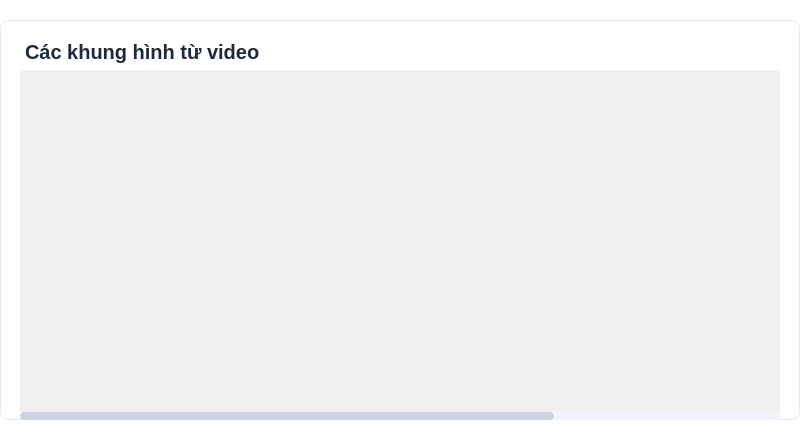
Above: src/ui/qt_designer/main_tab/video_frames.ui from henrylenguyen/telegram-video-uploader before the change. Below: the same form after it.
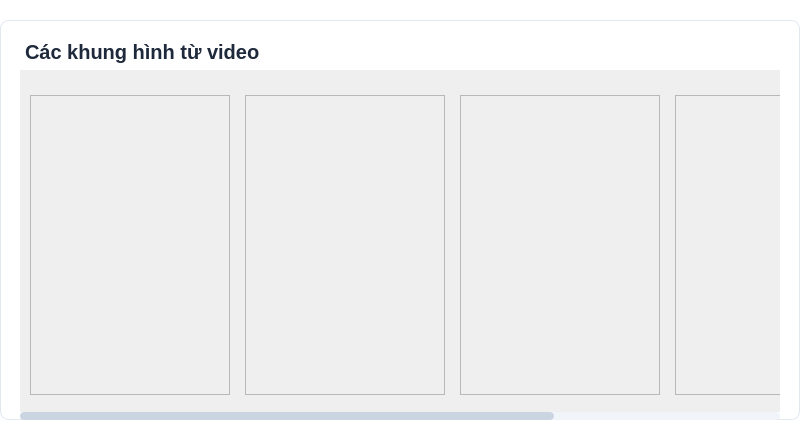
That is the form after the change.

Patch:
```diff
--- a/src/ui/qt_designer/main_tab/video_frames.ui
+++ b/src/ui/qt_designer/main_tab/video_frames.ui
@@ -58,8 +58,10 @@
     min-height: 300px;
     max-height: 300px;
     background-color: #FFFFFF;
-    border: 2px solid #E2E8F0;
+    border: 1px solid #E2E8F0;
     border-radius: 6px;
+    padding: 0px;
+    margin: 0px;
 }</string>
   </property>
   <layout class="QVBoxLayout" name="verticalLayout">
@@ -138,6 +140,15 @@
            <height>300</height>
           </size>
          </property>
+         <property name="styleSheet">
+          <string notr="true">padding: 0px; margin: 0px;</string>
+         </property>
+         <property name="frameShape">
+          <enum>QFrame::StyledPanel</enum>
+         </property>
+         <property name="frameShadow">
+          <enum>QFrame::Raised</enum>
+         </property>
          <property name="class" stdset="0">
           <string>frameItem</string>
          </property>
@@ -157,6 +168,15 @@
            <height>300</height>
           </size>
          </property>
+         <property name="styleSheet">
+          <string notr="true">padding: 0px; margin: 0px;</string>
+         </property>
+         <property name="frameShape">
+          <enum>QFrame::StyledPanel</enum>
+         </property>
+         <property name="frameShadow">
+          <enum>QFrame::Raised</enum>
+         </property>
          <property name="class" stdset="0">
           <string>frameItem</string>
          </property>
@@ -176,6 +196,15 @@
            <height>300</height>
           </size>
          </property>
+         <property name="styleSheet">
+          <string notr="true">padding: 0px; margin: 0px;</string>
+         </property>
+         <property name="frameShape">
+          <enum>QFrame::StyledPanel</enum>
+         </property>
+         <property name="frameShadow">
+          <enum>QFrame::Raised</enum>
+         </property>
          <property name="class" stdset="0">
           <string>frameItem</string>
          </property>
@@ -195,6 +224,15 @@
            <height>300</height>
           </size>
          </property>
+         <property name="styleSheet">
+          <string notr="true">padding: 0px; margin: 0px;</string>
+         </property>
+         <property name="frameShape">
+          <enum>QFrame::StyledPanel</enum>
+         </property>
+         <property name="frameShadow">
+          <enum>QFrame::Raised</enum>
+         </property>
          <property name="class" stdset="0">
           <string>frameItem</string>
          </property>
```
Left out of the diff: 9 changed lines with no effect on the pictures.
